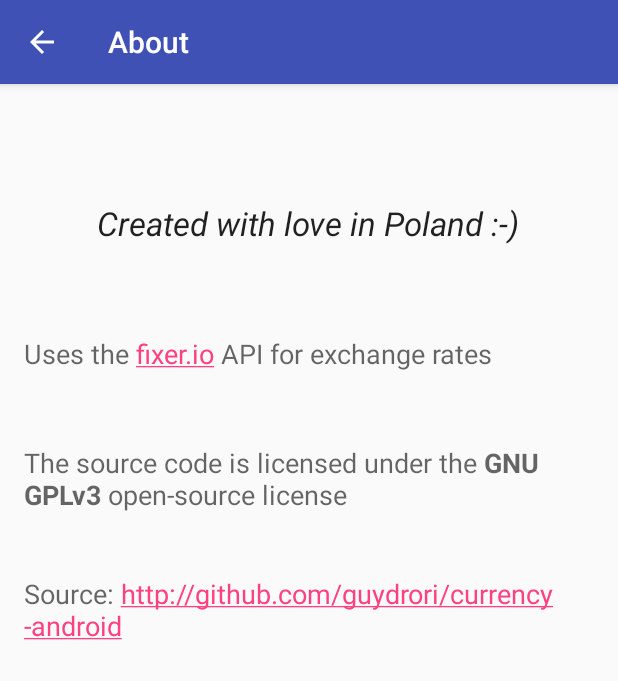
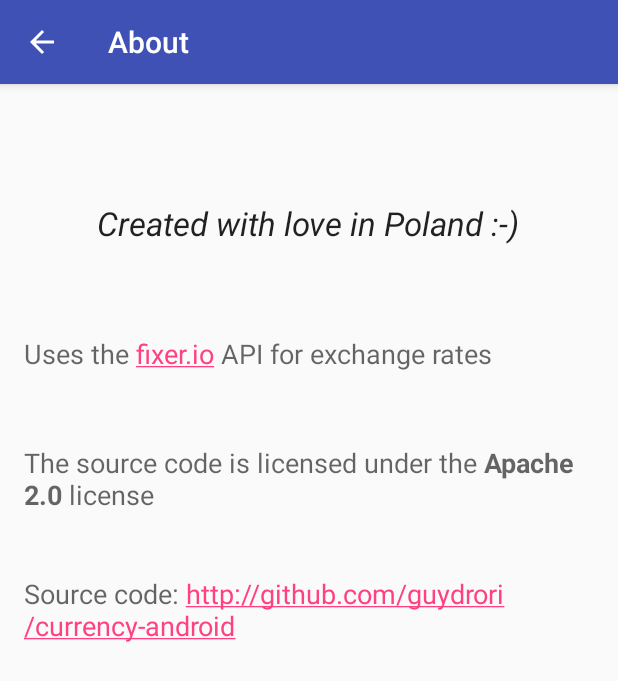
Before and after one commit to guydrori/currency-android, an Android app: the screen it shows after launch (AboutActivity), in the options menu, after a tap on "About", on a phone screen of 412 x 824 dp. Shown: the top 681 px of the screen. Run offline under Robolectric (Android 15) with nearby library versions, the phone set to English and light mode, and no system bars.

```diff
--- a/app/src/main/java/com/drori/guy/currencyconverter/MainActivity.java
+++ b/app/src/main/java/com/drori/guy/currencyconverter/MainActivity.java
@@ -31,6 +31,7 @@ import java.io.Serializable;
 import java.net.HttpURLConnection;
 import java.net.URL;
 import java.util.ArrayList;
+import java.util.Arrays;
 import java.util.Date;
 import java.util.HashMap;
 import java.util.List;
@@ -38,34 +39,18 @@ import java.text.DecimalFormat;
 
 public class MainActivity extends AppCompatActivity {
 
-    private Spinner source_spinner;
     private Spinner dest_spinner;
     private List<String> options;
     private List<String> optionsCopy;
     private ArrayAdapter<String> destListAdapter;
     private String option1;
     private String option2;
-    private HashMap ratesMap = new HashMap<>();
+    private HashMap<String,Double> ratesMap = new HashMap<>();
     private IOManager file;
     static MainActivity main;
     private String setCurrencyString(String choice) {
         //Method to ensure consistency with strings for later checking and printing
-        String outcome= "";
-        if (choice.contains("EUR")) {
-            outcome = "EUR";
-        } else if (choice.contains("PLN")) {
-            outcome = "PLN";
-        } else if (choice.contains("USD")) {
-            outcome = "USD";
-        } else if (choice.contains("GBP")){
-            outcome = "GBP";
-        } else if (choice.contains("ILS")) {
-            outcome = "ILS";
-        } else if (choice.contains("CNY")) {
-            outcome = "CNY";
-        }
-
-        return outcome;
+        return choice.substring((choice.indexOf('(')+1),choice.lastIndexOf(')'));
     }
     public void buttonClick (View view) {
         EditText inputField = (EditText)findViewById(R.id.value_input);
@@ -75,7 +60,7 @@ public class MainActivity extends AppCompatActivity {
             double result = convertCurrency(input, option1, option2);
             DecimalFormat formatter = new DecimalFormat("#0.00");
             EditText resultField = (EditText) findViewById(R.id.result_field);
-            resultField.setText(formatter.format(result) + " " + option2);
+            resultField.setText(getString(R.string.result,formatter.format(result),option2));
         } catch (Exception e) {
             Toast.makeText(this.getApplicationContext(), R.string.noInput, Toast.LENGTH_LONG).show();
         }
@@ -140,14 +125,23 @@ public class MainActivity extends AppCompatActivity {
             super.onPostExecute(result);
             try {
                 JSONObject jsonObject = new JSONObject(result);
-                String rates= jsonObject.getString("rates");
                 Log.i("JSON", "String accepted");
                 JSONObject data = jsonObject.getJSONObject("rates");
-                ratesMap.put("USD", data.getDouble("USD"));
-                ratesMap.put("GBP", data.getDouble("GBP"));
-                ratesMap.put("ILS", data.getDouble("ILS"));
-                ratesMap.put("CNY", data.getDouble("CNY"));
-                ratesMap.put("PLN", data.getDouble("PLN"));
+                ratesMap.put("USD", data.getDouble("USD")); ratesMap.put("GBP", data.getDouble("GBP"));
+                ratesMap.put("ILS", data.getDouble("ILS")); ratesMap.put("CNY", data.getDouble("CNY"));
+                ratesMap.put("PLN", data.getDouble("PLN")); ratesMap.put("AUD", data.getDouble("AUD"));
+                ratesMap.put("JPY", data.getDouble("JPY")); ratesMap.put("CHF", data.getDouble("CHF"));
+                ratesMap.put("INR", data.getDouble("INR")); ratesMap.put("HUF", data.getDouble("HUF"));
+                ratesMap.put("NOK", data.getDouble("NOK")); ratesMap.put("BGN", data.getDouble("BGN"));
+                ratesMap.put("KRW", data.getDouble("KRW")); ratesMap.put("RON", data.getDouble("RON"));
+                ratesMap.put("CZK", data.getDouble("CZK")); ratesMap.put("DKK", data.getDouble("DKK"));
+                ratesMap.put("MXN", data.getDouble("MXN")); ratesMap.put("RUB", data.getDouble("RUB"));
+                ratesMap.put("CAD", data.getDouble("CAD")); ratesMap.put("HRK", data.getDouble("HRK"));
+                ratesMap.put("SEK", data.getDouble("SEK")); ratesMap.put("SEK", data.getDouble("SEK"));
+                ratesMap.put("HKD", data.getDouble("HKD")); ratesMap.put("SGD", data.getDouble("SGD"));
+                ratesMap.put("THB", data.getDouble("THB")); ratesMap.put("PHP", data.getDouble("PHP"));
+                ratesMap.put("ZAR", data.getDouble("ZAR")); ratesMap.put("TRY", data.getDouble("TRY"));
+                ratesMap.put("BRL", data.getDouble("BRL")); ratesMap.put("NZD", data.getDouble("NZD"));
                 Log.i("JSON", "Rates processed successfully");
                 file.rewriteAndSave(ratesMap);
                 Log.i("I/O", "Map saved succesfully");
@@ -184,6 +178,7 @@ public class MainActivity extends AppCompatActivity {
         save.putSerializable("optionList", (Serializable) options);
         return save;
     }
+    @SuppressWarnings("unchecked")
     @Override
     protected void onCreate(Bundle savedInstanceState) {
         super.onCreate(savedInstanceState);
@@ -199,21 +194,18 @@ public class MainActivity extends AppCompatActivity {
             }else {
                 readFile(file);
             }
-            options = new ArrayList<String>();
-            for (int i = 0; i < currencyNames.length; ++i) {
-                options.add(currencyNames[i]);
-            }
-            optionsCopy = new ArrayList<String>();
+            options = new ArrayList<>(Arrays.asList(currencyNames));
+            optionsCopy = new ArrayList<>();
             savedInstanceState = saveState();
             onSaveInstanceState(savedInstanceState);
         } else {
             options = (ArrayList<String>)savedInstanceState.getSerializable("optionList");
-            ratesMap = (HashMap) savedInstanceState.getSerializable("rates");
-            optionsCopy = new ArrayList<String>();
+            ratesMap = (HashMap<String,Double>) savedInstanceState.getSerializable("rates");
+            optionsCopy = new ArrayList<>();
         }
-        source_spinner = (Spinner) findViewById(R.id.source_chooser);
+        Spinner source_spinner = (Spinner) findViewById(R.id.source_chooser);
         dest_spinner = (Spinner) findViewById(R.id.destination_chooser);
-        ArrayAdapter<String> srcListAdapter = new ArrayAdapter<String>(
+        ArrayAdapter<String> srcListAdapter = new ArrayAdapter<>(
                 this, android.R.layout.simple_spinner_item, options);
         srcListAdapter.setDropDownViewResource(
                 android.R.layout.simple_spinner_dropdown_item);
@@ -237,7 +229,7 @@ public class MainActivity extends AppCompatActivity {
         };
         source_spinner.setAdapter(srcListAdapter);
         source_spinner.setOnItemSelectedListener(srcSpinnerListener);
-        destListAdapter = new ArrayAdapter<String>(
+        destListAdapter = new ArrayAdapter<>(
                 this, android.R.layout.simple_spinner_item, optionsCopy);
         destListAdapter.setDropDownViewResource(
                 android.R.layout.simple_spinner_dropdown_item);
@@ -327,7 +319,7 @@ public class MainActivity extends AppCompatActivity {
             rate = 0;
             Toast.makeText(getApplicationContext(), R.string.calcFail, Toast.LENGTH_LONG).show();
         } else {
-            rate = (double) ratesMap.get(option);
+            rate = ratesMap.get(option);
         }
         return rate;
     }
--- /dev/null
+++ b/app/src/main/res/layout-land/activity_about.xml
@@ -0,0 +1,57 @@
+<?xml version="1.0" encoding="utf-8"?>
+<RelativeLayout xmlns:android="http://schemas.android.com/apk/res/android"
+    xmlns:tools="http://schemas.android.com/tools"
+    android:layout_width="match_parent"
+    android:layout_height="match_parent"
+    android:paddingBottom="@dimen/activity_vertical_margin"
+    android:paddingLeft="@dimen/activity_horizontal_margin"
+    android:paddingRight="@dimen/activity_horizontal_margin"
+    android:paddingTop="@dimen/activity_vertical_margin"
+    tools:context="com.drori.guy.currencyconverter.about.AboutActivity">
+
+    <TextView
+        android:layout_width="wrap_content"
+        android:layout_height="wrap_content"
+        android:textAppearance="?android:attr/textAppearanceMedium"
+        android:text="@string/github"
+        android:id="@+id/githublink"
+        android:autoLink="web"
+        android:layout_marginTop="46dp"
+        android:layout_below="@+id/licenseTextView"
+        android:layout_alignParentLeft="true"
+        android:layout_alignParentStart="true" />
+
+    <TextView
+        android:layout_width="wrap_content"
+        android:layout_height="wrap_content"
+        android:textAppearance="?android:attr/textAppearanceMedium"
+        android:id="@+id/fixerLink"
+        android:autoLink="web"
+        android:text="@string/fixer"
+        android:layout_marginTop="26dp"
+        android:layout_below="@+id/createdText"
+        android:layout_alignParentLeft="true"
+        android:layout_alignParentStart="true" />
+
+    <TextView
+        android:layout_width="wrap_content"
+        android:layout_height="wrap_content"
+        android:textAppearance="?android:attr/textAppearanceLarge"
+        android:text="@string/created"
+        android:id="@+id/createdText"
+        android:textStyle="italic"
+        android:layout_alignParentTop="true"
+        android:layout_centerHorizontal="true" />
+
+    <TextView
+        android:layout_width="wrap_content"
+        android:layout_height="wrap_content"
+        android:textAppearance="?android:attr/textAppearanceMedium"
+        android:text="@string/license"
+        android:id="@+id/licenseTextView"
+        android:layout_below="@+id/fixerLink"
+        android:layout_alignParentLeft="true"
+        android:layout_alignParentStart="true"
+        android:layout_marginTop="48dp" />
+
+</RelativeLayout>
--- /dev/null
+++ b/app/src/main/res/layout-ldrtl-land/activity_about.xml
@@ -0,0 +1,57 @@
+<?xml version="1.0" encoding="utf-8"?>
+<RelativeLayout xmlns:android="http://schemas.android.com/apk/res/android"
+    xmlns:tools="http://schemas.android.com/tools"
+    android:layout_width="match_parent"
+    android:layout_height="match_parent"
+    android:paddingBottom="@dimen/activity_vertical_margin"
+    android:paddingLeft="@dimen/activity_horizontal_margin"
+    android:paddingRight="@dimen/activity_horizontal_margin"
+    android:paddingTop="@dimen/activity_vertical_margin"
+    tools:context="com.drori.guy.currencyconverter.about.AboutActivity">
+
+    <TextView
+        android:layout_width="wrap_content"
+        android:layout_height="wrap_content"
+        android:textAppearance="?android:attr/textAppearanceMedium"
+        android:text="@string/github"
+        android:id="@+id/githublink"
+        android:autoLink="web"
+        android:layout_marginTop="46dp"
+        android:layout_below="@+id/licenseTextView"
+        android:layout_alignParentLeft="true"
+        android:layout_alignParentStart="true" />
+
+    <TextView
+        android:layout_width="wrap_content"
+        android:layout_height="wrap_content"
+        android:textAppearance="?android:attr/textAppearanceMedium"
+        android:id="@+id/fixerLink"
+        android:autoLink="web"
+        android:text="@string/fixer"
+        android:layout_marginTop="26dp"
+        android:layout_below="@+id/createdText"
+        android:layout_alignParentLeft="true"
+        android:layout_alignParentStart="true" />
+
+    <TextView
+        android:layout_width="wrap_content"
+        android:layout_height="wrap_content"
+        android:textAppearance="?android:attr/textAppearanceLarge"
+        android:text="@string/created"
+        android:id="@+id/createdText"
+        android:textStyle="italic"
+        android:layout_alignParentTop="true"
+        android:layout_centerHorizontal="true" />
+
+    <TextView
+        android:layout_width="wrap_content"
+        android:layout_height="wrap_content"
+        android:textAppearance="?android:attr/textAppearanceMedium"
+        android:text="@string/license"
+        android:id="@+id/licenseTextView"
+        android:layout_below="@+id/fixerLink"
+        android:layout_alignParentLeft="true"
+        android:layout_alignParentStart="true"
+        android:layout_marginTop="48dp" />
+
+</RelativeLayout>
--- /dev/null
+++ b/app/src/main/res/layout-ldrtl/activity_about.xml
@@ -0,0 +1,59 @@
+<?xml version="1.0" encoding="utf-8"?>
+<RelativeLayout xmlns:android="http://schemas.android.com/apk/res/android"
+    xmlns:tools="http://schemas.android.com/tools"
+    android:layout_width="match_parent"
+    android:layout_height="match_parent"
+    android:paddingBottom="@dimen/activity_vertical_margin"
+    android:paddingLeft="@dimen/activity_horizontal_margin"
+    android:paddingRight="@dimen/activity_horizontal_margin"
+    android:paddingTop="@dimen/activity_vertical_margin"
+    tools:context="com.drori.guy.currencyconverter.about.AboutActivity">
+
+    <TextView
+        android:layout_width="wrap_content"
+        android:layout_height="wrap_content"
+        android:textAppearance="?android:attr/textAppearanceMedium"
+        android:text="@string/github"
+        android:id="@+id/githublink"
+        android:autoLink="web"
+        android:layout_marginTop="53dp"
+        android:layout_below="@+id/licenseTextView"
+        android:layout_alignLeft="@+id/licenseTextView"
+        android:layout_alignStart="@+id/licenseTextView"
+        android:layout_alignEnd="@+id/licenseTextView" />
+
+    <TextView
+        android:layout_width="wrap_content"
+        android:layout_height="wrap_content"
+        android:textAppearance="?android:attr/textAppearanceMedium"
+        android:id="@+id/fixerLink"
+        android:autoLink="web"
+        android:text="@string/fixer"
+        android:layout_below="@+id/createdText"
+        android:layout_alignParentLeft="true"
+        android:layout_alignParentStart="true"
+        android:layout_marginTop="60dp" />
+
+    <TextView
+        android:layout_width="wrap_content"
+        android:layout_height="wrap_content"
+        android:textAppearance="?android:attr/textAppearanceLarge"
+        android:text="@string/created"
+        android:id="@+id/createdText"
+        android:layout_marginTop="45dp"
+        android:textStyle="italic"
+        android:layout_alignParentTop="true"
+        android:layout_centerHorizontal="true" />
+
+    <TextView
+        android:layout_width="wrap_content"
+        android:layout_height="wrap_content"
+        android:textAppearance="?android:attr/textAppearanceMedium"
+        android:text="@string/license"
+        android:id="@+id/licenseTextView"
+        android:layout_centerVertical="true"
+        android:layout_alignLeft="@+id/fixerLink"
+        android:layout_alignStart="@+id/fixerLink"
+        android:layout_alignEnd="@+id/fixerLink" />
+
+</RelativeLayout>
--- a/app/src/main/res/values/strings.xml
+++ b/app/src/main/res/values/strings.xml
@@ -8,6 +8,30 @@
         <item>Pound Sterling (GBP)</item>
         <item>Israeli New Shekel (ILS)</item>
         <item>Chinese Yuan (CNY)</item>
+        <item>Australian Dollar (AUD)</item>
+        <item>Japanese Yen (JPY)</item>
+        <item>Swiss Franc (CHF)</item>
+        <item>Indian Rupee (INR)</item>
+        <item>Hungarian Forint (HUF)</item>
+        <item>Norwegian Krone (NOK)</item>
+        <item>Bulgarian Lev (BGN)</item>
+        <item>South Korean Won (KRW)</item>
+        <item>Romanian leu (RON)</item>
+        <item>Czech koruna (CZK)</item>
+        <item>Danish Krone (DKK)</item>
+        <item>Mexican Peso (MXN)</item>
+        <item>Russian Ruble (RUB)</item>
+        <item>Canadian Dollar (CAD)</item>
+        <item>Croatian kuna (HRK)</item>
+        <item>Swedish Krona (SEK)</item>
+        <item>Hong Kong Dollar (HKD)</item>
+        <item>Singapore Dollar (SGD)</item>
+        <item>Thai Baht (THB)</item>
+        <item>Philippine Peso (PHP)</item>
+        <item>South African Rand (ZAR)</item>
+        <item>Turkish Lira (TRY)</item>
+        <item>Brazilian Real (BRL)</item>
+        <item>New Zealand Dollar (NZD)</item>
     </string-array>
     <string name="convertButton">Convert</string>
     <string name="Value">Value</string>
@@ -28,8 +52,9 @@
     <string name="calcFail">Calculation failed. Please wait for the rates to load</string>
     <string name="noInput">Could not calculate. Please check that you have entered a value in the Value field and that it is a positive decimal.</string>
     <string name="about">About</string>
-    <string name ="github">Source: http://github.com/guydrori/currency-android</string>
+    <string name ="github">Source code: http://github.com/guydrori/currency-android</string>
     <string name = "fixer">Uses the <a href = "http://www.fixer.io">fixer.io</a> API for exchange rates</string>
     <string name = "created">Created with love in Poland :-)</string>
-    <string name = "license">The source code is licensed under the <b>GNU GPLv3</b> open-source license</string>
+    <string name = "license">The source code is licensed under the <b>Apache 2.0</b> license</string>
+    <string name="result">%1$s %2$s</string>
 </resources>
```
Also changed, not shown: 4 other files.
